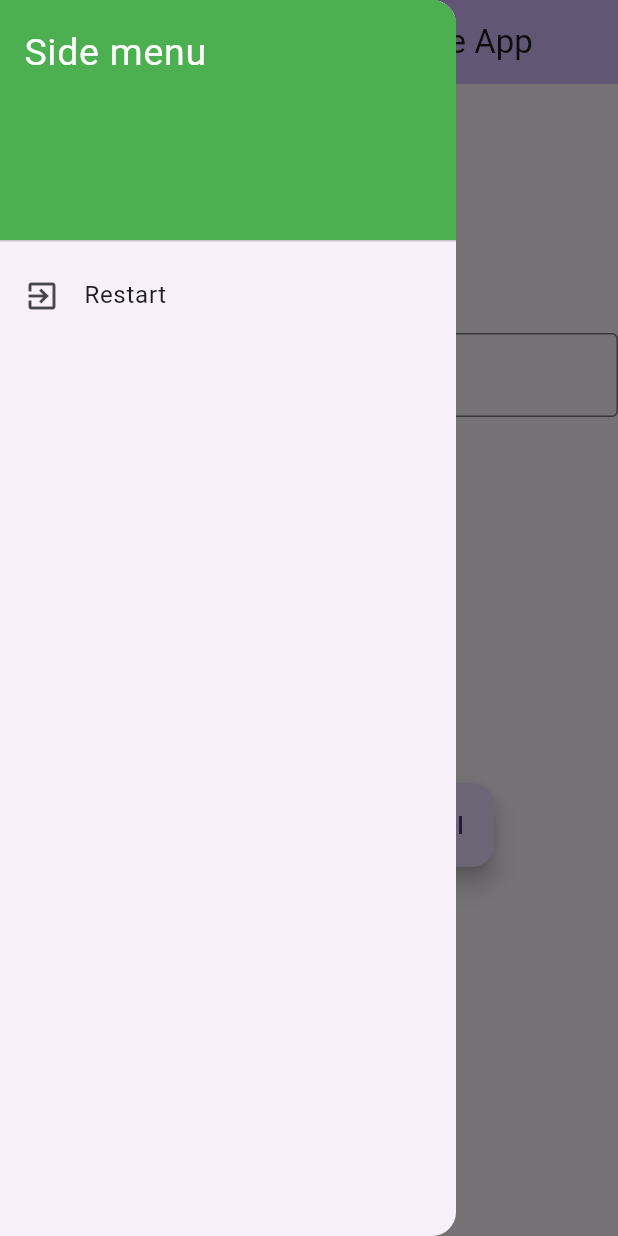
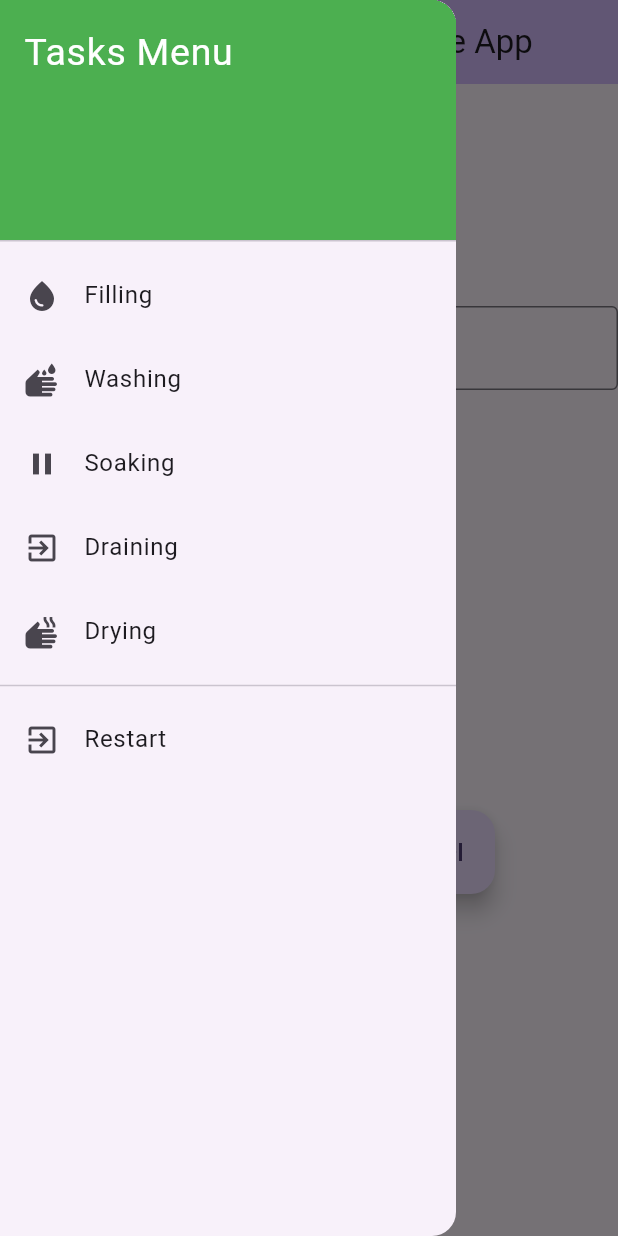
Before and after one commit to HuzaifaIrfan-Mobile/smart-washing-machine-app, a Flutter app: the screen it shows after launch, with the side drawer open, on a phone screen of 412 x 824 dp. Run offline on Flutter 3.47's test engine with Material 2 defaults, Android fonts, the light colour scheme and no system bars; our stand-ins replace shared_preferences; network calls fail.

Commit message:
Tasks Menu in drawer

```diff
--- a/lib/washing_machine/drawer.dart
+++ b/lib/washing_machine/drawer.dart
@@ -2,10 +2,12 @@ import 'package:flutter/material.dart';
 
 class NavDrawer extends StatelessWidget {
   Function()? restartMachine;
+  Function(int, int)? setNextTask;
 
   NavDrawer({
     super.key,
     required this.restartMachine,
+    required this.setNextTask,
   });
 
   @override
@@ -22,10 +24,36 @@ class NavDrawer extends StatelessWidget {
               //     image: AssetImage('assets/images/cover.jpg'),
             ),
             child: Text(
-              'Side menu',
+              'Tasks Menu',
               style: TextStyle(color: Colors.white, fontSize: 25),
             ),
           ),
+          ListTile(
+            leading: const Icon(Icons.water_drop),
+            title: const Text('Filling'),
+            onTap: () => {setNextTask!(1, 600)},
+          ),
+          ListTile(
+            leading: const Icon(Icons.wash),
+            title: const Text('Washing'),
+            onTap: () => {setNextTask!(2, 300)},
+          ),
+          ListTile(
+            leading: const Icon(Icons.pause),
+            title: const Text('Soaking'),
+            onTap: () => {setNextTask!(3, 300)},
+          ),
+          ListTile(
+            leading: const Icon(Icons.exit_to_app),
+            title: const Text('Draining'),
+            onTap: () => {setNextTask!(4, 300)},
+          ),
+          ListTile(
+            leading: const Icon(Icons.dry),
+            title: const Text('Drying'),
+            onTap: () => {setNextTask!(5, 120)},
+          ),
+          const Divider(),
           ListTile(
             leading: const Icon(Icons.exit_to_app),
             title: const Text('Restart'),
--- a/lib/washing_machine/washing_machine.dart
+++ b/lib/washing_machine/washing_machine.dart
@@ -1,6 +1,7 @@
 import 'package:flutter/material.dart';
 
 import 'dart:convert' as convert;
+import 'dart:convert';
 
 import 'package:http/http.dart' as http;
 
@@ -109,6 +110,28 @@ class _MyHomePageState extends State<MyHomePage> {
     }
   }
 
+  void _setNextTask(int tmp_task, int tmp_count_down) async {
+    var url = Uri.http(hostname, '/next_washing_machine_task');
+
+    List data = [tmp_task, tmp_count_down, 0, 0];
+    //encode Map to JSON
+    var body = json.encode(data);
+
+    try {
+      var response = await http.post(url,
+          headers: {"Content-Type": "application/json"}, body: body);
+      if (response.statusCode == 200) {
+        var jsonResponse =
+            convert.jsonDecode(response.body) as Map<String, dynamic>;
+        debugPrint('$jsonResponse');
+      } else {
+        debugPrint('Request failed with status: ${response.statusCode}.');
+      }
+    } catch (e) {
+      debugPrint('$e');
+    }
+  }
+
   void _runMachine() async {
     var url = Uri.http(hostname, '/run');
     try {
@@ -172,6 +195,7 @@ class _MyHomePageState extends State<MyHomePage> {
       ),
       drawer: NavDrawer(
         restartMachine: () => _restartMachine(),
+        setNextTask: _setNextTask,
       ),
       body: Center(
         child: Column(
@@ -195,6 +219,10 @@ class _MyHomePageState extends State<MyHomePage> {
             ),
             Text(
               "$count_down",
+              style: Theme.of(context).textTheme.headlineMedium,
+            ),
+            Text(
+              "Sequence: $task_sequence_pointer",
               style: Theme.of(context).textTheme.headlineMedium,
             ),
             Text(
@@ -254,7 +282,7 @@ class _MyHomePageState extends State<MyHomePage> {
                       child: const Icon(Icons.reset_tv),
                     ),
                     // FloatingActionButton(
-                    //   onPressed: _restartMachine,
+                    //   onPressed: () => {_setNextTask(3, 60)},
                     //   tooltip: 'Restart',
                     //   child: const Icon(Icons.restart_alt),
                     // ),
```
